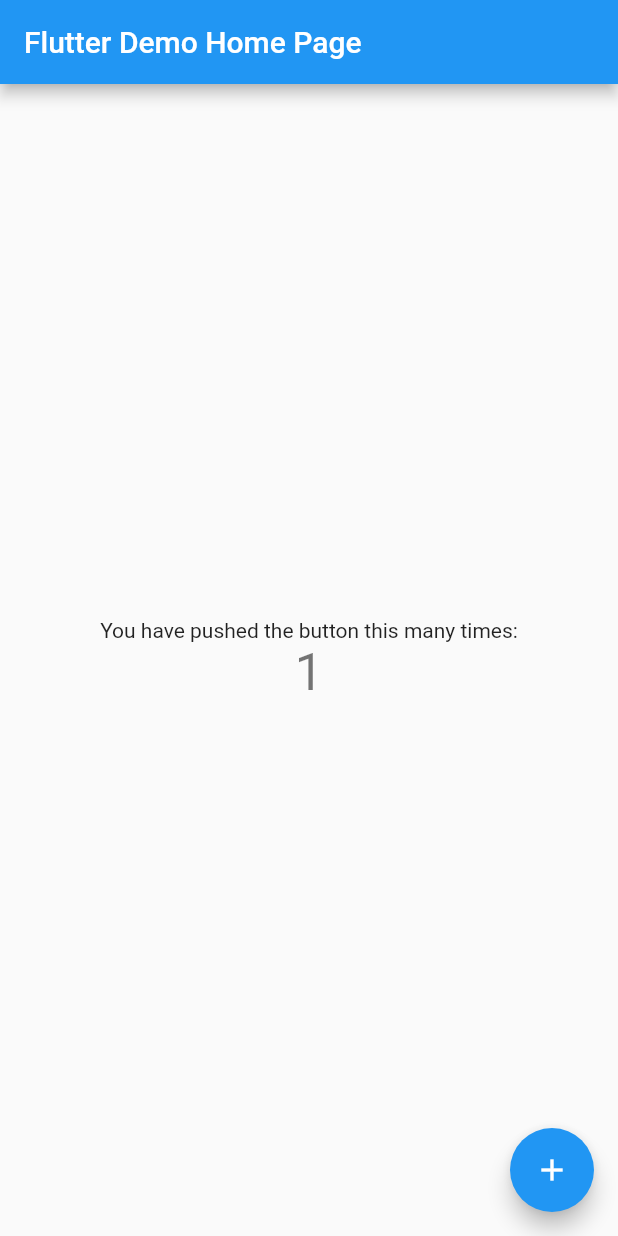
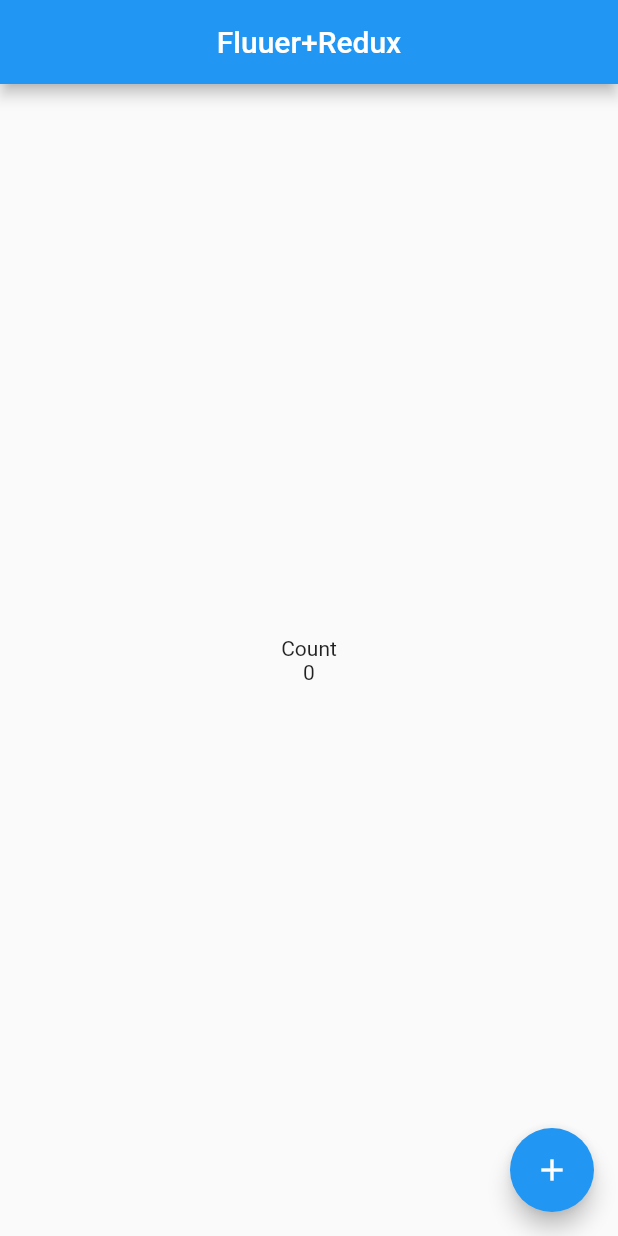
Before and after one commit to bhavikvashi1804/flutter_and_redux, a Flutter app: the screen it shows after launch, after a tap on the "add" icon, on a phone screen of 412 x 824 dp. Run offline on Flutter 3.47's test engine with Material 2 defaults, Android fonts, the phone set to English and light mode, and no system bars.

Commit message:
initial commit 1

```diff
--- a/lib/main.dart
+++ b/lib/main.dart
@@ -10,55 +10,35 @@ class MyApp extends StatelessWidget {
       theme: ThemeData(
             primarySwatch: Colors.blue,
       ),
-      home: MyHomePage(title: 'Flutter Demo Home Page'),
+      home: MyHomePage("Flutter Demo Home Page"),
     );
   }
 }
 
-class MyHomePage extends StatefulWidget {
-  MyHomePage({Key key, this.title}) : super(key: key);
+class MyHomePage extends StatelessWidget {
+  String title;
 
-
-  final String title;
-
-  @override
-  _MyHomePageState createState() => _MyHomePageState();
-}
-
-class _MyHomePageState extends State<MyHomePage> {
-  int _counter = 0;
-
-  void _incrementCounter() {
-    setState(() {
-       _counter++;
-    });
-  }
+  MyHomePage(this.title);
 
   @override
   Widget build(BuildContext context) {
-      return Scaffold(
-      appBar: AppBar(
-          title: Text(widget.title),
-      ),
+    return Scaffold(
+      appBar: AppBar(title: Text("Fluuer+Redux"),centerTitle: true,),
       body: Center(
-         child: Column(
+        child: Column(
           mainAxisAlignment: MainAxisAlignment.center,
           children: <Widget>[
-            Text(
-              'You have pushed the button this many times:',
-            ),
-            Text(
-              '$_counter',
-              style: Theme.of(context).textTheme.display1,
-            ),
+            Text("Count"),
+            Text("0"),
           ],
         ),
       ),
       floatingActionButton: FloatingActionButton(
-        onPressed: _incrementCounter,
-        tooltip: 'Increment',
+        onPressed: ()=> print(" iam pressed"),
         child: Icon(Icons.add),
+
       ),
+
     );
   }
 }
```
